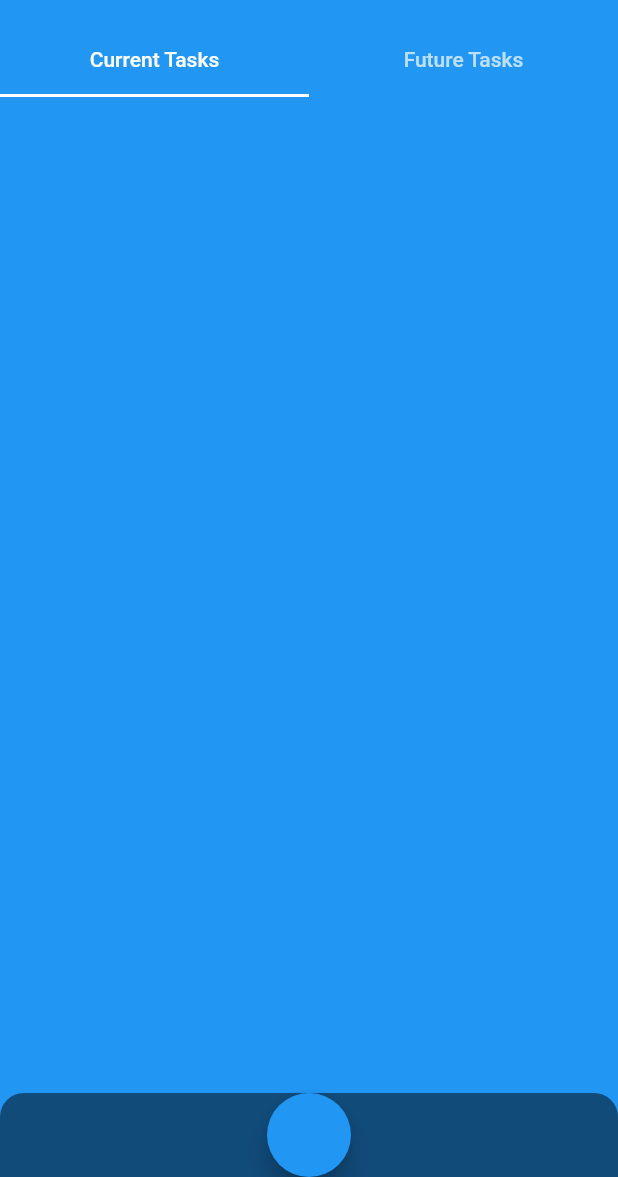
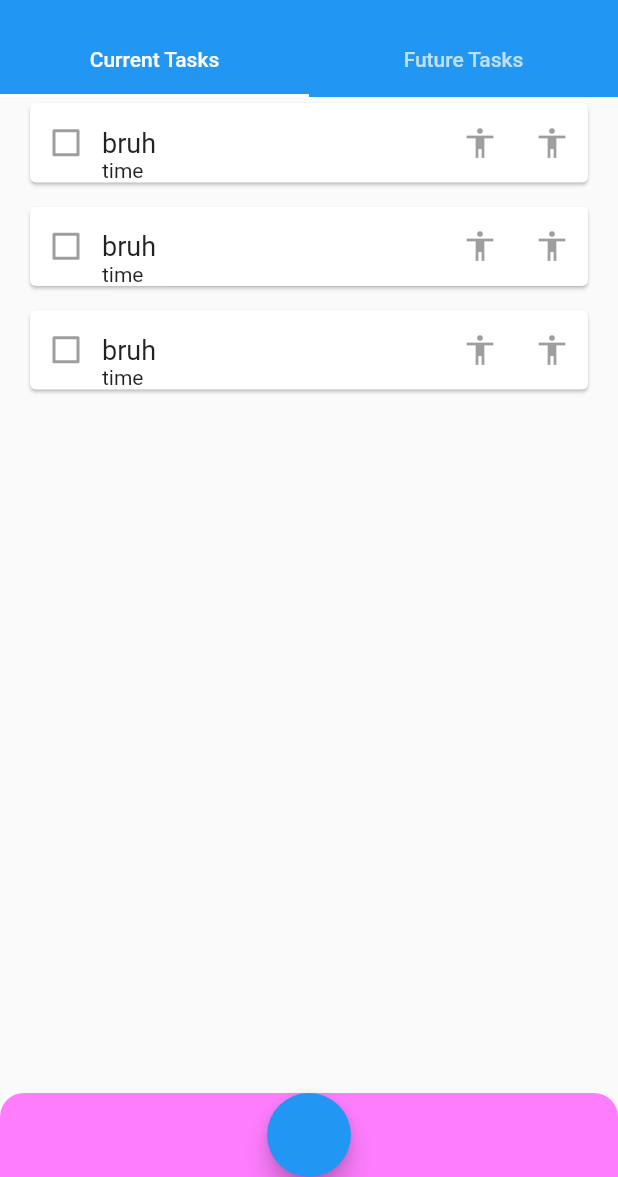
Before and after one commit to eacrawford02/list-app, a Flutter app: the screen it shows after launch, on a phone screen of 412 x 824 dp, the part 59-1236 px from its top. Run offline on Flutter 3.47's test engine with Material 2 defaults, Android fonts, the phone set to English and light mode, and no system bars.

Commit message:
More work on main task list

```diff
--- a/lib/models/task_list.dart
+++ b/lib/models/task_list.dart
@@ -1,5 +1,3 @@
-import 'dart:html';
-
 import 'package:flutter/material.dart';
 import 'package:listapp/widgets/list.dart';
 import 'package:listapp/widgets/task.dart';
@@ -11,6 +9,7 @@ class TaskList implements IListData<TaskData> {
   int _timedTail;
   int _numTasks;
   int _numCompletedTasks;
+  // TODO: _wastedTime;
   Widget _listWidget;
   SliverAnimatedListState _listWidgetState;
 
@@ -28,6 +27,10 @@ class TaskList implements IListData<TaskData> {
 
   int _loadTasks() {
     // TODO: load task data from database
+    for (int i = 0; i < 3; i++) {
+      _list.add(TaskData());
+      _numTasks++;
+    }
 
     return _numTasks;
   }
@@ -37,7 +40,7 @@ class TaskList implements IListData<TaskData> {
     _listWidgetState.insertItem(_list.length - 1);
   }
 
-  void submitTaskEdit() {
+  void submitTaskEdit(TaskData taskData) {
 
   }
 
--- a/lib/pages/home_page.dart
+++ b/lib/pages/home_page.dart
@@ -1,6 +1,7 @@
 import 'package:flutter/material.dart';
 import 'package:listapp/models/action_widget_collection.dart';
 import 'package:listapp/models/tab_collection.dart';
+import 'package:listapp/models/task_list.dart';
 import 'package:listapp/widgets/bottom_action_bar.dart';
 
 class HomePage extends StatefulWidget {
@@ -27,11 +28,11 @@ class _HomePageState extends State<HomePage>
     _actionBar = ActionWidgetCollection();
     _actionBar.addAction("button", FloatingActionButton());
 
-    Container view1 = Container(color: Colors.blue);
+    TaskList currentTasks = TaskList();
     Container view2 = Container(color: Colors.green);
 
     _tabCollection = TabCollection(this);
-    _tabCollection.addTab(title: "Current Tasks", view: view1);
+    _tabCollection.addTab(title: "Current Tasks", view: currentTasks.getLayout());
     _tabCollection.addTab(title: "Future Tasks", view: view2);
     _tabCollection.setController();
 
@@ -60,6 +61,9 @@ class _HomePageState extends State<HomePage>
                   )
                 ];
               },
+              // body parameter takes a Widget object, not a sliver (which is
+              // why we use a AnimatedList instead of a SliverAnimatedList) in
+              // the ListWidget class
               body: _tabCollection.getTabLayout()
           ),
           _actionBar.getLayout()
--- a/lib/widgets/bottom_action_bar.dart
+++ b/lib/widgets/bottom_action_bar.dart
@@ -26,7 +26,7 @@ class _BottomActionBarState extends State<BottomActionBar> {
       right: 0,
       child: Container(
         decoration: BoxDecoration(
-          color: Color.fromRGBO(1, 0, 1, 0.5),
+          color: Color.fromRGBO(255, 0, 255, 0.5),
           borderRadius: BorderRadius.only(
               topLeft: Radius.circular(16),
               topRight: Radius.circular(16)
--- a/lib/widgets/list.dart
+++ b/lib/widgets/list.dart
@@ -32,10 +32,15 @@ class ListWidgetState extends State<ListWidget> {
 
   @override
   Widget build(BuildContext context) {
-    // TODO: implement build
+    return AnimatedList(
+      key: _key,
+      initialItemCount: _initialItems,
+      itemBuilder: _buildItem,
+    );
   }
 }
 
-abstract class IListData<T> {
+// Must be implemented by any list data model that uses this widget
+abstract class IListData<T> { // Where T is the type of data, ie. TaskData
   T getItemData(int index);
 }
--- a/lib/widgets/task.dart
+++ b/lib/widgets/task.dart
@@ -20,6 +20,8 @@ class TaskState extends State<Task> {
   TaskList _listModel;
   Animation<double> _animation;
   TaskData _data;
+  bool _isActive;
+  bool _isExpired;
 
   TaskState(this._listModel, this._animation, this._data);
 
@@ -34,7 +36,28 @@ class TaskState extends State<Task> {
       child: SizeTransition(
         axis: Axis.vertical,
         sizeFactor: _animation,
-        child: Card(child: Text("test")),
+        child: Card(
+          child: Row(
+            children: <Widget>[
+              Checkbox(value: false, onChanged: null),
+              Expanded(
+                child: Column(
+                  crossAxisAlignment: CrossAxisAlignment.start,
+                  children: <Widget>[
+                    Text(""),
+                    Text(
+                      "bruh",
+                      style: TextStyle(fontSize: 18),
+                    ),
+                    Text("time")
+                  ],
+                ),
+              ),
+              IconButton(icon: Icon(Icons.accessibility), onPressed: null),
+              IconButton(icon: Icon(Icons.accessibility), onPressed: null)
+            ],
+          ),
+        ),
       ),
     );
   }
```
